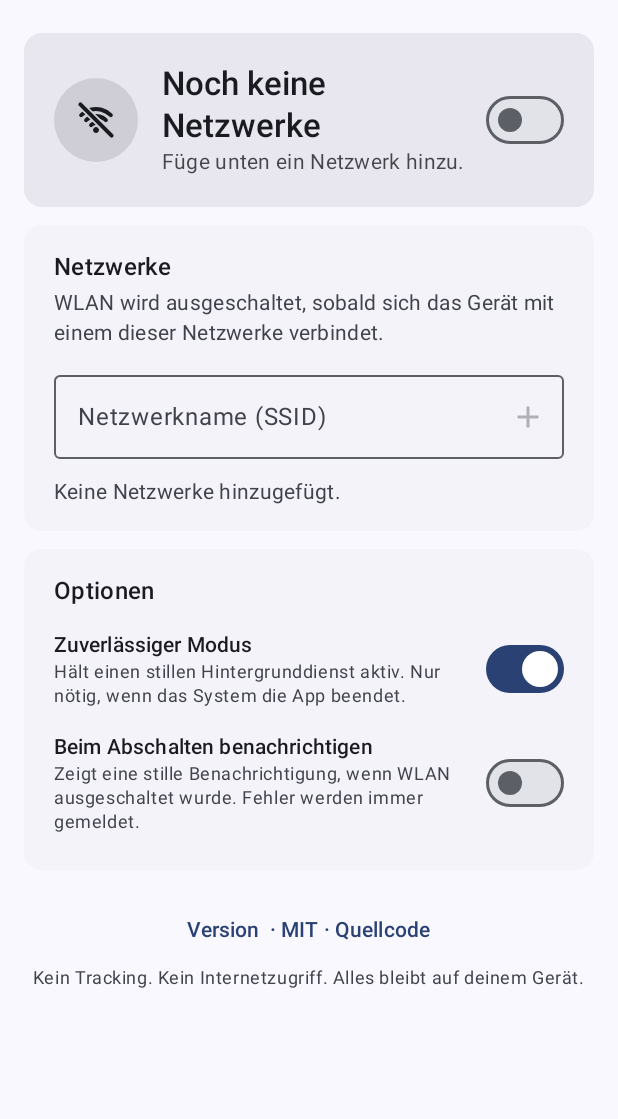
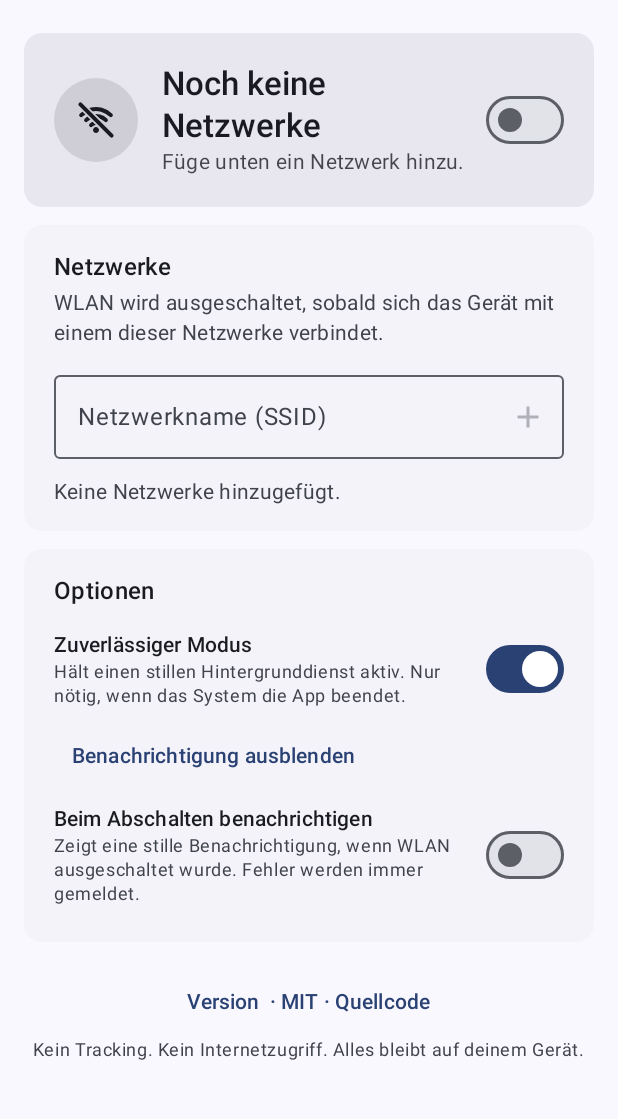
Before and after one commit to Hiarni/WiFi-Disabler, an Android app built with Jetpack Compose: the screen it shows after launch (MainActivity), after a tap on "Zuverlässiger Modus", on a phone screen of 412 x 824 dp, the part 69-1188 px from its top. Run offline under Robolectric (Android 15) with nearby library versions, the phone set to English and light mode, and no system bars; 1 other tap on this screen came first.

Commit message:
WiFi Disabler 1.1.0

```diff
--- a/app/build.gradle.kts
+++ b/app/build.gradle.kts
@@ -17,8 +17,8 @@ android {
         // apps targeting API 28 or lower. This is the core mechanism of the app – see README.
         //noinspection ExpiredTargetSdkVersion,OldTargetApi
         targetSdk = 28
-        versionCode = 1
-        versionName = "1.0.0"
+        versionCode = 2
+        versionName = "1.1.0"
     }
 
     // Signatur
--- a/app/src/main/java/dev/hiarni/wifidisabler/core/Permissions.kt
+++ b/app/src/main/java/dev/hiarni/wifidisabler/core/Permissions.kt
@@ -1,6 +1,7 @@
 package dev.hiarni.wifidisabler.core
 
 import android.Manifest
+import android.content.ComponentName
 import android.content.Context
 import android.content.pm.PackageManager
 import android.location.LocationManager
@@ -42,13 +43,38 @@ data class SetupState(
     }
 }
 
-/** Manufacturers known for aggressively killing background apps (see dontkillmyapp.com). */
+/**
+ * Manufacturers whose systems have their own "autostart" switch that blocks background apps until
+ * allowed (see dontkillmyapp.com). Samsung, Motorola, Nothing, Pixel etc. have no such switch –
+ * there the battery setting is all it takes.
+ */
 object Vendor {
-    private val aggressive = setOf(
-        "xiaomi", "huawei", "honor", "oppo", "realme", "oneplus", "vivo", "iqoo",
-        "samsung", "meizu", "asus", "nothing", "tecno", "infinix", "motorola", "lenovo",
+    private val withAutostart = setOf(
+        "xiaomi", "redmi", "poco", "huawei", "honor", "oppo", "realme", "oneplus",
+        "vivo", "iqoo", "meizu", "tecno", "infinix", "itel",
     )
 
-    fun isAggressive(manufacturer: String = Build.MANUFACTURER, brand: String = Build.BRAND): Boolean =
-        manufacturer.lowercase() in aggressive || brand.lowercase() in aggressive
+    fun hasAutostart(manufacturer: String = Build.MANUFACTURER, brand: String = Build.BRAND): Boolean =
+        manufacturer.lowercase() in withAutostart || brand.lowercase() in withAutostart
+
+    /**
+     * Known autostart pages, tried in order. Not public API – they differ between system versions,
+     * so callers fall back to the app info page if none of them opens.
+     */
+    val autostartPages: List<ComponentName> = listOf(
+        "com.miui.securitycenter" to "com.miui.permcenter.autostart.AutoStartManagementActivity",
+        "com.huawei.systemmanager" to "com.huawei.systemmanager.startupmgr.ui.StartupNormalAppListActivity",
+        "com.huawei.systemmanager" to "com.huawei.systemmanager.optimize.process.ProtectActivity",
+        "com.hihonor.systemmanager" to "com.hihonor.systemmanager.startupmgr.ui.StartupNormalAppListActivity",
+        "com.coloros.safecenter" to "com.coloros.safecenter.permission.startup.StartupAppListActivity",
+        "com.coloros.safecenter" to "com.coloros.safecenter.startupapp.StartupAppListActivity",
+        "com.oplus.safecenter" to "com.oplus.safecenter.permission.startup.StartupAppListActivity",
+        "com.oppo.safe" to "com.oppo.safe.permission.startup.StartupAppListActivity",
+        "com.oneplus.security" to "com.oneplus.security.chainlaunch.view.ChainLaunchAppListActivity",
+        "com.vivo.permissionmanager" to "com.vivo.permissionmanager.activity.BgStartUpManagerActivity",
+        "com.iqoo.secure" to "com.iqoo.secure.ui.phoneoptimize.BgStartUpManager",
+        "com.iqoo.secure" to "com.iqoo.secure.ui.phoneoptimize.AddWhiteListActivity",
+        "com.meizu.safe" to "com.meizu.safe.permission.SmartBGActivity",
+        "com.transsion.phonemaster" to "com.cyin.himgr.autostart.AutoStartActivity",
+    ).map { (pkg, cls) -> ComponentName(pkg, cls) }
 }
--- a/app/src/main/java/dev/hiarni/wifidisabler/ui/MainScreen.kt
+++ b/app/src/main/java/dev/hiarni/wifidisabler/ui/MainScreen.kt
@@ -63,7 +63,8 @@ data class MainActions(
     val onGrantLocation: () -> Unit = {},
     val onEnableLocationService: () -> Unit = {},
     val onBatteryUnrestricted: () -> Unit = {},
-    val onOpenAppSettings: () -> Unit = {},
+    val onOpenAutostart: () -> Unit = {},
+    val onHideServiceNotification: () -> Unit = {},
     val onDismissReliability: () -> Unit = {},
     val onOpenSource: () -> Unit = {},
 )
@@ -217,13 +218,13 @@ private fun ReliabilityCard(state: UiState, actions: MainActions) {
                 onAction = actions.onBatteryUnrestricted,
             )
         }
-        if (state.aggressiveVendor) {
+        if (state.hasAutostart) {
             SetupRow(
                 done = false,
                 title = stringResource(R.string.reliability_autostart_title),
                 description = stringResource(R.string.reliability_autostart_desc),
                 action = stringResource(R.string.action_open),
-                onAction = actions.onOpenAppSettings,
+                onAction = actions.onOpenAutostart,
             )
         }
     }
@@ -366,6 +367,11 @@ private fun OptionsCard(state: UiState, actions: MainActions) {
             checked = state.settings.reliableMode,
             onChange = actions.onReliableModeChange,
         )
+        if (state.settings.reliableMode) {
+            TextButton(onClick = actions.onHideServiceNotification) {
+                Text(stringResource(R.string.option_reliable_hide_notification))
+            }
+        }
         SwitchRow(
             title = stringResource(R.string.option_notify_title),
             description = stringResource(R.string.option_notify_desc),
--- a/app/src/main/java/dev/hiarni/wifidisabler/ui/MainViewModel.kt
+++ b/app/src/main/java/dev/hiarni/wifidisabler/ui/MainViewModel.kt
@@ -23,13 +23,13 @@ data class UiState(
     val settings: Settings = Settings(),
     val setup: SetupState = SetupState(true, true, true, true),
     val currentSsid: String? = null,
-    val aggressiveVendor: Boolean = false,
+    val hasAutostart: Boolean = false,
     val versionName: String = "",
     val loaded: Boolean = false,
 ) {
     val showReliabilityCard: Boolean
         get() = settings.isActive && !settings.reliabilityHintDismissed &&
-            (!setup.batteryUnrestricted || aggressiveVendor)
+            (!setup.batteryUnrestricted || hasAutostart)
 }
 
 class MainViewModel(app: Application) : AndroidViewModel(app) {
@@ -42,7 +42,7 @@ class MainViewModel(app: Application) : AndroidViewModel(app) {
             settings = s,
             setup = setupState,
             currentSsid = ssid,
-            aggressiveVendor = Vendor.isAggressive(),
+            hasAutostart = Vendor.hasAutostart(),
             versionName = BuildConfigInfo.versionName(app),
             loaded = true,
         )
--- a/app/src/main/res/values/strings.xml
+++ b/app/src/main/res/values/strings.xml
@@ -30,7 +30,7 @@
     <string name="reliability_battery_title">Keine Akku-Einschränkungen</string>
     <string name="reliability_battery_desc">Damit die App auch im Ruhezustand reagieren kann.</string>
     <string name="reliability_autostart_title">Autostart erlauben</string>
-    <string name="reliability_autostart_desc">Auf manchen Geräten muss Autostart bzw. Hintergrundaktivität in den App-Einstellungen erlaubt werden.</string>
+    <string name="reliability_autostart_desc">Dieses Gerät blockiert Apps im Hintergrund, bis Autostart erlaubt ist.</string>
 
     <!-- Networks -->
     <string name="networks_title">Netzwerke</string>
@@ -48,6 +48,7 @@
     <string name="options_title">Optionen</string>
     <string name="option_reliable_title">Zuverlässiger Modus</string>
     <string name="option_reliable_desc">Hält einen stillen Hintergrunddienst aktiv. Nur nötig, wenn das System die App beendet.</string>
+    <string name="option_reliable_hide_notification">Benachrichtigung ausblenden</string>
     <string name="option_notify_title">Beim Abschalten benachrichtigen</string>
     <string name="option_notify_desc">Zeigt eine stille Benachrichtigung, wenn WLAN ausgeschaltet wurde. Fehler werden immer gemeldet.</string>
 
```
Also changed, not shown: app/src/main/java/dev/hiarni/wifidisabler/ui/MainActivity.kt (+26 -1 lines), 6 other files.
